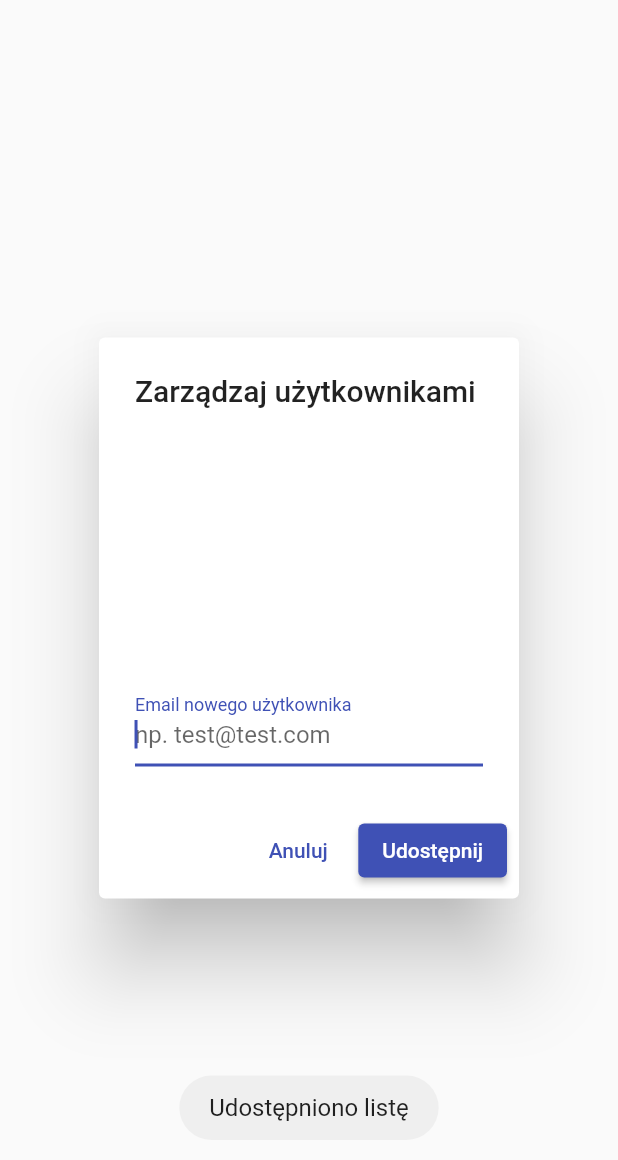
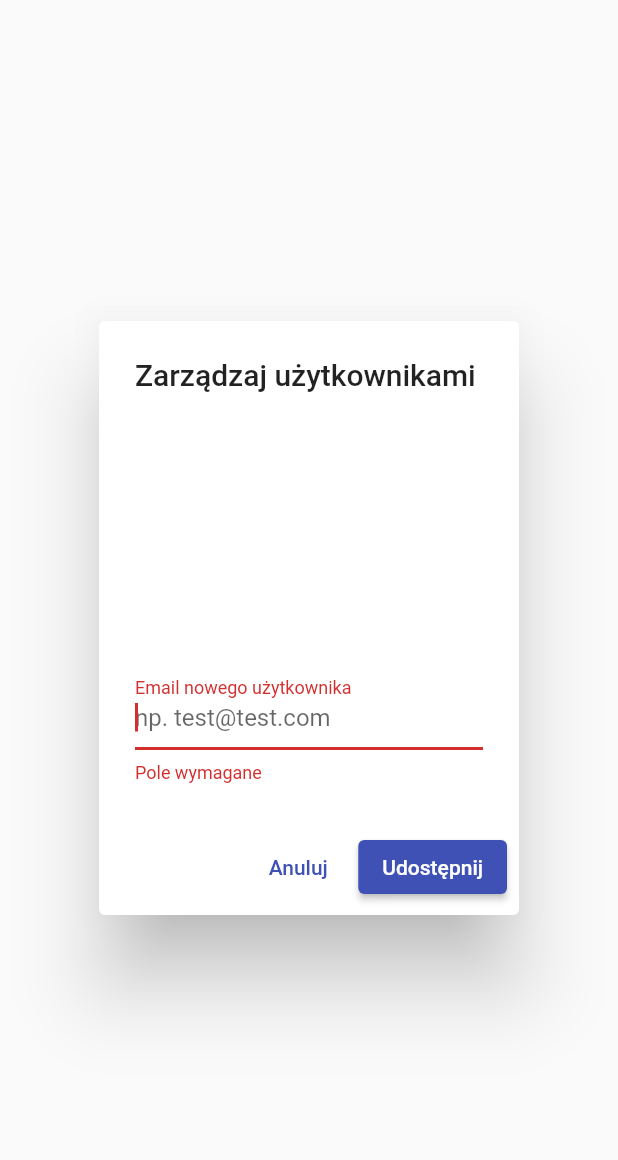
Before and after one commit to p-olszewski/fluttify, a Flutter app: the UserManagementDialog widget shown alone on an empty page, opened directly with empty values, after a tap on "Udostępnij", on a phone screen of 412 x 824 dp. Shown: the top 1160 px of the screen. Run offline on Flutter 3.47's test engine with Material 2 defaults, Android fonts, the phone set to English and light mode, and no system bars; our stand-ins replace cloud_firestore, firebase_auth, firebase_core, fluttertoast; accounts and stored records are empty.

Commit message:
share list with another user

```diff
--- a/lib/shared/user_management_dialog.dart
+++ b/lib/shared/user_management_dialog.dart
@@ -1,4 +1,5 @@
 import 'package:flutter/material.dart';
+import 'package:flutter/services.dart';
 import 'package:fluttertoast/fluttertoast.dart';
 import 'package:fluttify/services/firestore.dart';
 
@@ -17,6 +18,7 @@ class UserManagementDialog extends StatefulWidget {
 class _UserManagementDialogState extends State<UserManagementDialog> {
   final TextEditingController _emailController = TextEditingController();
   late Future<dynamic> userEmails;
+  String? _nameErrorText;
 
   @override
   void initState() {
@@ -32,6 +34,7 @@ class _UserManagementDialogState extends State<UserManagementDialog> {
 
   @override
   Widget build(BuildContext context) {
+    // userEmails = getShoppingListUserEmails(widget.listId);
     return AlertDialog(
       title: const Text('Zarządzaj użytkownikami'),
       content: Column(
@@ -74,9 +77,10 @@ class _UserManagementDialogState extends State<UserManagementDialog> {
               autofocus: true,
               controller: _emailController,
               textAlign: TextAlign.left,
-              decoration: const InputDecoration(
+              decoration: InputDecoration(
                 labelText: 'Email nowego użytkownika',
                 hintText: 'np. test@test.com',
+                errorText: _nameErrorText,
               ),
             ),
           )
@@ -89,14 +93,21 @@ class _UserManagementDialogState extends State<UserManagementDialog> {
         ),
         ElevatedButton(
           child: const Text('Udostępnij'),
-          onPressed: () {
-            Fluttertoast.showToast(
-              msg: 'Udostępniono listę',
-              toastLength: Toast.LENGTH_SHORT,
-              gravity: ToastGravity.BOTTOM,
-              timeInSecForIosWeb: 1,
-              fontSize: 16.0,
-            );
+          onPressed: () async {
+            if (_emailController.text.isEmpty) {
+              setState(() => _nameErrorText = 'Pole wymagane');
+              return;
+            }
+            addUserToShoppingList(widget.listId, _emailController.text).then((value) {
+              SystemChannels.textInput.invokeMethod('TextInput.hide');
+              setState(() => _nameErrorText = null);
+              if (!mounted) return;
+              Navigator.of(context).pop();
+              Fluttertoast.showToast(msg: 'Udostępniono listę dla ${_emailController.text}');
+              _emailController.clear();
+            }).catchError((error) {
+              setState(() => _nameErrorText = 'Użytkownik o podanym adresie nie istnieje!');
+            });
           },
         ),
       ],
```
Also changed, not shown: lib/services/firestore.dart (+10 -0 lines).
